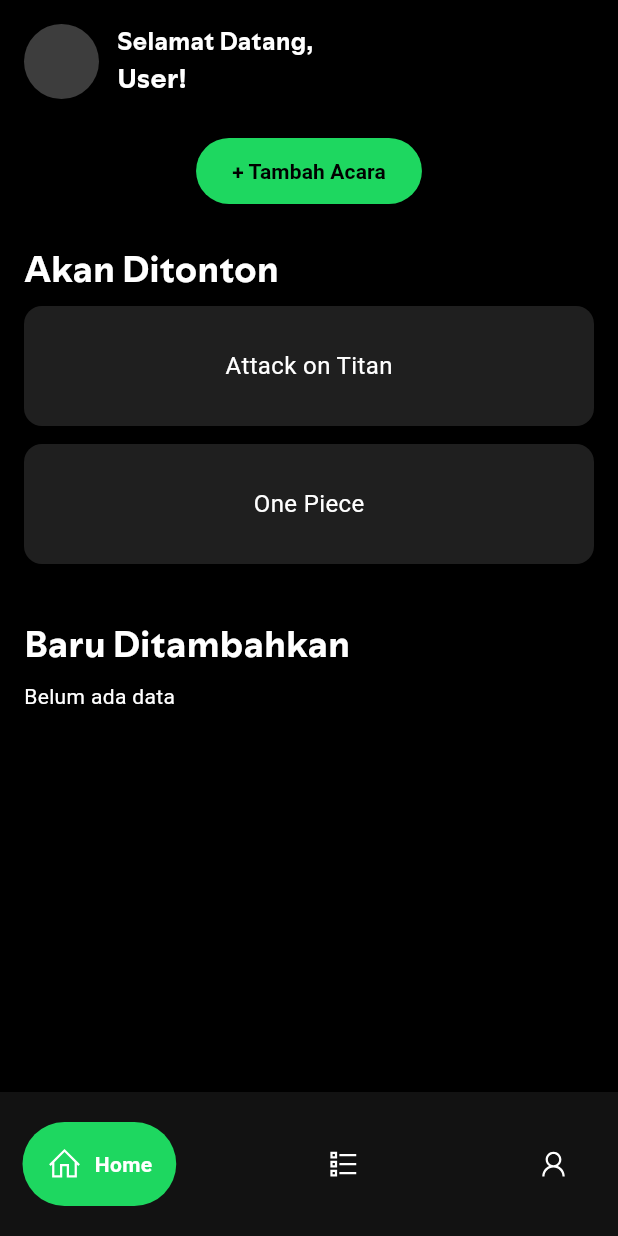
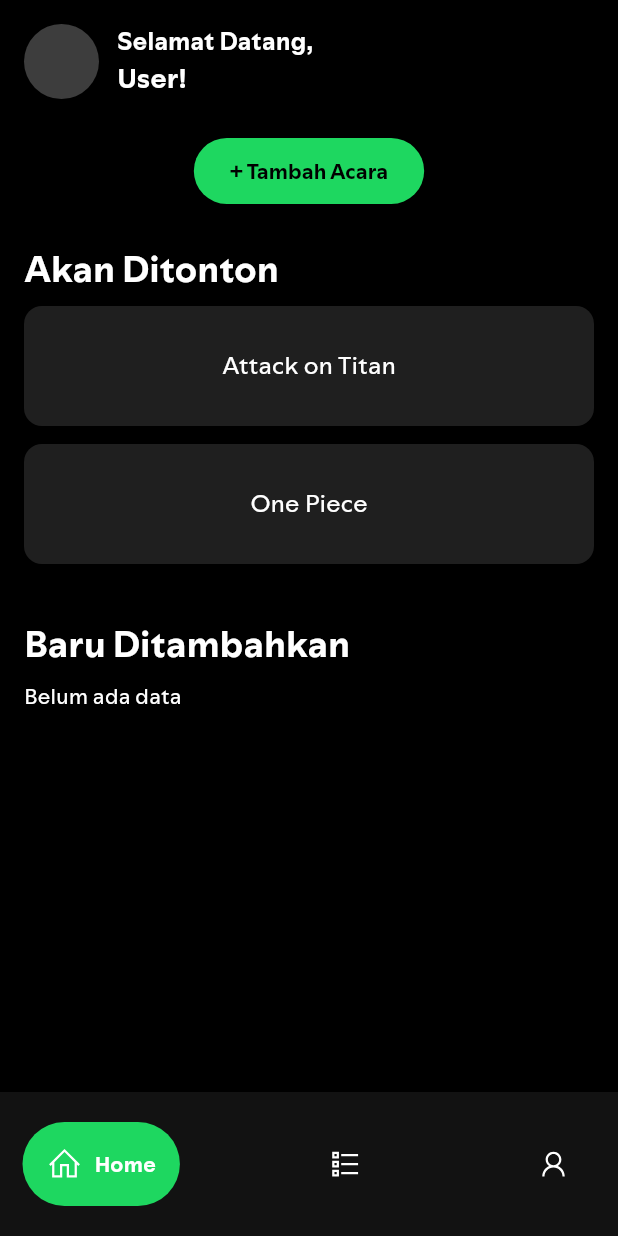
Before and after one commit to von-ai/netlify-app, a Flutter app: the screen it shows after launch, on a phone screen of 412 x 824 dp. Run offline on Flutter 3.47's test engine with Material 3 defaults, Android fonts, the phone set to English and light mode, and no system bars; drawn by our look-alikes of google_nav_bar; our stand-ins replace cloud_firestore, firebase_core, line_icons; accounts and stored records are empty.

Commit message:
refactor style

```diff
--- a/lib/core/theme/app_theme.dart
+++ b/lib/core/theme/app_theme.dart
@@ -9,6 +9,7 @@
       brightness: Brightness.dark,
     ),
     scaffoldBackgroundColor: AppColors.background,
+    fontFamily: 'SpotifyMix',
     textTheme: const TextTheme(
       bodyLarge: TextStyle(fontSize: 16, color: AppColors.textDark),
       titleLarge: TextStyle(
--- a/lib/pages/home_page.dart
+++ b/lib/pages/home_page.dart
@@ -42,18 +42,22 @@
                   Column(
                     crossAxisAlignment: CrossAxisAlignment.start,
                     children: const [
-                      Text('Selamat Datang,',
+                      Text(
+                        'Selamat Datang,',
                         style: TextStyle(
                           color: Colors.white,
-                              fontFamily: 'SpotifyMix',
                           fontWeight: FontWeight.bold,
-                              fontSize: 16)),
-                      Text('User!',
+                          fontSize: 16,
+                        ),
+                      ),
+                      Text(
+                        'User!',
                         style: TextStyle(
                           color: Colors.white,
-                              fontFamily: 'SpotifyMix',
                           fontWeight: FontWeight.bold,
-                              fontSize: 18,)),
+                          fontSize: 18,
+                        ),
+                      ),
                     ],
                   ),
                 ],
@@ -67,24 +71,28 @@
               const SizedBox(height: 24),
 
               // Bagian Akan Ditonton
-              const Text('Akan Ditonton',
+              const Text(
+                'Akan Ditonton',
                 style: TextStyle(
                   color: Colors.white,
                   fontSize: 24,
-                      fontFamily: 'SpotifyMix',
-                      fontWeight: FontWeight.bold)),
+                  fontWeight: FontWeight.bold,
+                ),
+              ),
               const SizedBox(height: 8),
               EventCardList(items: akanDitonton),
 
               const SizedBox(height: 24),
 
               // Bagian Baru Ditambahkan
-              const Text('Baru Ditambahkan',
+              const Text(
+                'Baru Ditambahkan',
                 style: TextStyle(
                   color: Colors.white,
                   fontSize: 24,
-                      fontFamily: 'SpotifyMix',
-                      fontWeight: FontWeight.bold)),
+                  fontWeight: FontWeight.bold,
+                ),
+              ),
               const SizedBox(height: 8),
               EventCardList(items: baruDitambahkan),
             ],
```
Also changed, not shown: lib/pages/home.dart (deleted, +0 -35 lines). Lines whose indentation alone changed are shown as unchanged.
